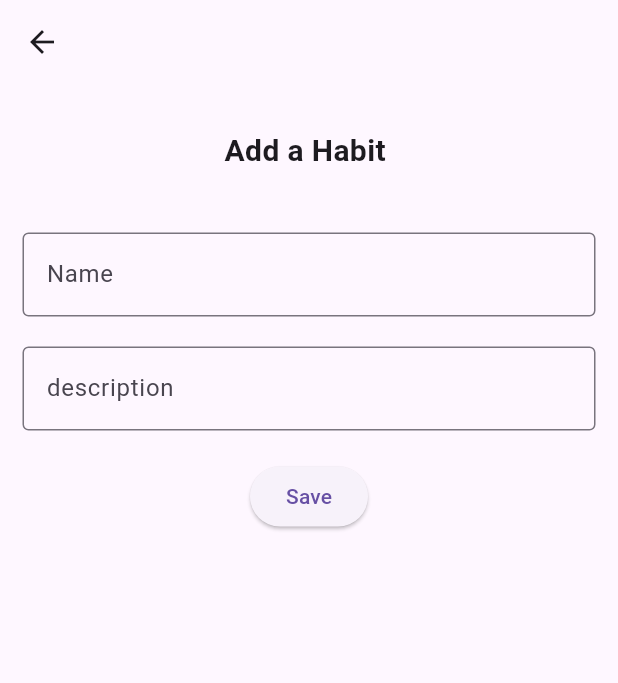
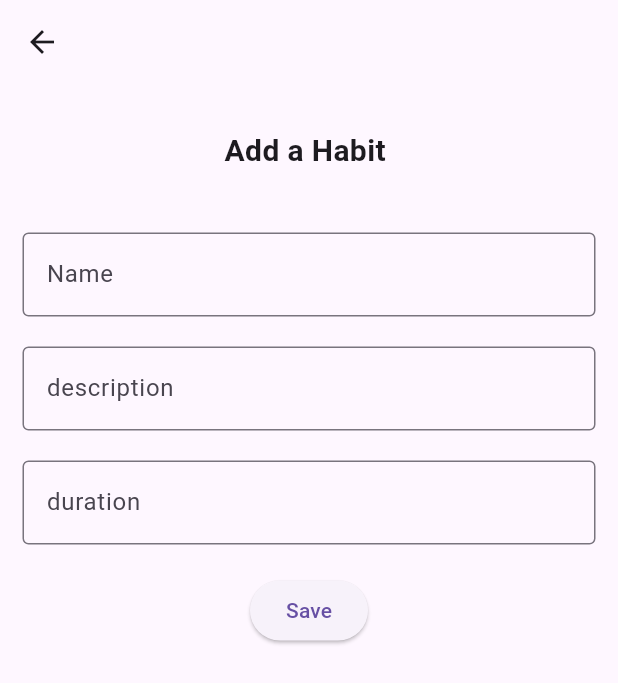
Before and after one commit to Sparklinglily/Habit-Tracker-App, a Flutter app: the screen it shows once a user with an empty profile is signed in, item 2 of the bottom bar chosen, after a tap on the "add" icon, on a phone screen of 412 x 824 dp. Shown: the top 683 px of the screen. Run offline on Flutter 3.47's test engine with Material 3 defaults, Android fonts, the phone set to English and light mode, and no system bars; our stand-ins replace cloud_firestore, email_validator, firebase_auth, firebase_core, flutter_slidable, hive and 2 more; missing offline and left inert: dart:ffi; accounts and stored records are empty; network calls fail.

Commit message:
habit help

```diff
--- a/lib/main.dart
+++ b/lib/main.dart
@@ -60,7 +60,7 @@ class MyApp extends StatelessWidget {
         routes: {
           "/profile": (context) => ProfilePage(),
           "/chat": (context) => ChatHomePage(),
-          '/habits': (context) => HabitsTab(),
+          '/habits': (context) => HabitsPage(),
         },
       ),
     );
--- a/lib/presentation/views/addHabit/addHabitPage.dart
+++ b/lib/presentation/views/addHabit/addHabitPage.dart
@@ -14,6 +14,7 @@ class _AddHabitPageState extends State<AddHabitPage> {
   final TextEditingController habitNameController = TextEditingController();
   final TextEditingController habitDescriptionController =
       TextEditingController();
+  final TextEditingController habitDurationController = TextEditingController();
 
   //initState for habitProvider.fetchHabits()
 
@@ -54,10 +55,26 @@ class _AddHabitPageState extends State<AddHabitPage> {
               SizedBox(
                 height: 20,
               ),
+              TextField(
+                controller: habitDurationController,
+                decoration: InputDecoration(
+                    border: OutlineInputBorder(), hintText: 'duration'),
+              ),
+              SizedBox(
+                height: 20,
+              ),
               ElevatedButton(
-                  onPressed: () async {
-                    await habitProvider.addHabit(habitNameController.text,
-                        habitDescriptionController.text);
+                  onPressed: () {
+                    habitProvider.addHabit(
+                      habitNameController.text,
+                      habitDurationController.text,
+                      habitName: '',
+                      description: ' ',
+                      imageAssetPath: '',
+                      duration: null,
+                      startDate: null,
+                      endDate: null,
+                    );
                     habitNameController.clear();
                     habitDescriptionController.clear();
                     Navigator.pushNamed(context, '/habits');
--- a/lib/presentation/views/addHabit/model.dart
+++ b/lib/presentation/views/addHabit/model.dart
@@ -1,14 +1,25 @@
 import 'dart:ffi';
 
 class HabitModel {
-  //static int id;
+  // final String id;
   final String name;
   final bool completed;
   final String description;
   final String status;
+  final String imageAssetPath; // Path to the habit's image asset
+  final int duration;
+  // final List<String> days;
+  // final TimeOfDay time;
+  final DateTime startDate;
+  final DateTime endDate;
   HabitModel(
       {required this.name,
-      //this.
+      required this.duration,
+      required this.imageAssetPath,
+      required this.startDate,
+      required this.endDate,
+      //required this.id,
+
       required this.completed,
       required this.description,
       required this.status});
--- a/lib/presentation/views/home/bottomNavButtons/habits.dart
+++ b/lib/presentation/views/home/bottomNavButtons/habits.dart
@@ -6,33 +6,24 @@ import '../../../../core/constants/constants.dart';
 
 class HabitsTab extends StatefulWidget {
   final List<HabitModel> habit;
-
-
-
-  const HabitsTab({Key? key,required this.habit}) : super(key: key);
+  const HabitsTab({Key? key, required this.habit}) : super(key: key);
 
   @override
   State<HabitsTab> createState() => _HabitsTabState();
 }
 
 class _HabitsTabState extends State<HabitsTab> {
-
-
-
   @override
   Widget build(BuildContext context) {
-
     return Padding(
-      padding: const EdgeInsets.all(11.0),
-      child: GridView.count(
-        crossAxisCount: 2,
-        mainAxisSpacing: 4,
-        children: habit.map((habits) => HabitListItem(habit: habits)).toList();
-
-      )
-    );
+        padding: const EdgeInsets.all(11.0),
+        child: ListView(
+            children: widget.habit
+                .map((habits) => HabitListItem(habit: habits))
+                .toList()));
   }
 }
+
 class HabitListItem extends StatelessWidget {
   final HabitModel habit;
 
@@ -52,13 +43,13 @@ class HabitsPage extends StatefulWidget {
   const HabitsPage({Key? key}) : super(key: key);
 
   @override
-  State<HabitsTab> createState() => _HabitsTabState();
+  State<HabitsPage> createState() => _HabitsPageState();
 }
 
-class _HabitsPageState extends State<HabitsTab> {
+class _HabitsPageState extends State<HabitsPage> {
   @override
   Widget build(BuildContext context) {
-     final habitProvider = Provider.of<HabitProvider>(context);
+    final habitProvider = Provider.of<HabitProvider>(context);
     final onGoingHabits = habitProvider.habits
         .where((habits) => habits.status == 'ongoing')
         .toList();
@@ -105,11 +96,11 @@ class _HabitsPageState extends State<HabitsTab> {
               ),
               elevation: 0,
             ),
-            body:  TabBarView(
+            body: TabBarView(
               children: [
-                HabitsTab(habit:onGoingHabits ),
+                HabitsTab(habit: onGoingHabits),
                 HabitsTab(habit: completedHabits),
-                ],
+              ],
             ),
           )),
     );
```
Also changed, not shown: lib/presentation/views/addHabit/addHabitMethod.dart (+26 -5 lines).
